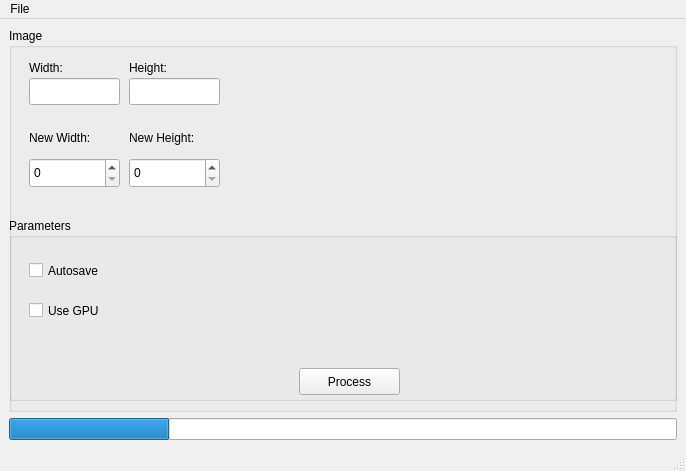
Qt form ui/mainwindow.ui (aoyako/ImageCompressor) before a commit.
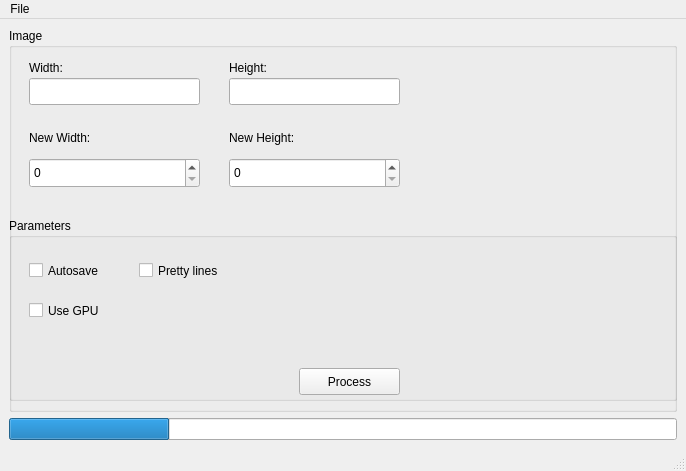
The same form after that commit.

What changed in the file:
```diff
--- a/ui/mainwindow.ui
+++ b/ui/mainwindow.ui
@@ -28,9 +28,9 @@
         <widget class="QLineEdit" name="img_height">
          <property name="geometry">
           <rect>
-           <x>120</x>
+           <x>220</x>
            <y>50</y>
-           <width>91</width>
+           <width>171</width>
            <height>27</height>
           </rect>
          </property>
@@ -51,7 +51,7 @@
         <widget class="QLabel" name="label_2">
          <property name="geometry">
           <rect>
-           <x>120</x>
+           <x>220</x>
            <y>30</y>
            <width>66</width>
            <height>19</height>
@@ -64,7 +64,7 @@
         <widget class="QLabel" name="label_5">
          <property name="geometry">
           <rect>
-           <x>120</x>
+           <x>220</x>
            <y>100</y>
            <width>91</width>
            <height>19</height>
@@ -92,7 +92,7 @@
           <rect>
            <x>20</x>
            <y>50</y>
-           <width>91</width>
+           <width>171</width>
            <height>27</height>
           </rect>
          </property>
@@ -148,13 +148,26 @@
            <string>Use GPU</string>
           </property>
          </widget>
+         <widget class="QCheckBox" name="lines">
+          <property name="geometry">
+           <rect>
+            <x>130</x>
+            <y>40</y>
+            <width>111</width>
+            <height>25</height>
+           </rect>
+          </property>
+          <property name="text">
+           <string>Pretty lines</string>
+          </property>
+         </widget>
         </widget>
         <widget class="QSpinBox" name="new_width">
          <property name="geometry">
           <rect>
            <x>20</x>
            <y>130</y>
-           <width>91</width>
+           <width>171</width>
            <height>30</height>
           </rect>
          </property>
@@ -162,9 +175,9 @@
         <widget class="QSpinBox" name="new_height">
          <property name="geometry">
           <rect>
-           <x>120</x>
+           <x>220</x>
            <y>130</y>
-           <width>91</width>
+           <width>171</width>
            <height>30</height>
           </rect>
          </property>
```
